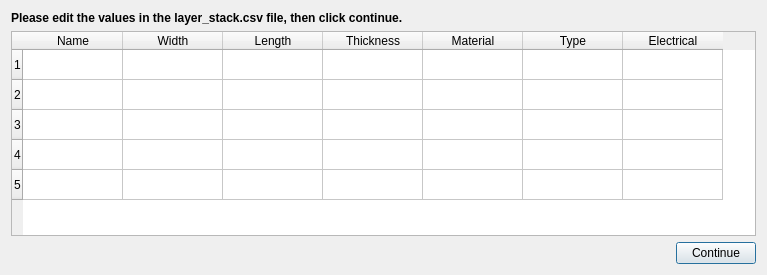
Old version of the form NEW_UI/ui/layerStack.ui in the repository e3da/PowerSynth2-core.
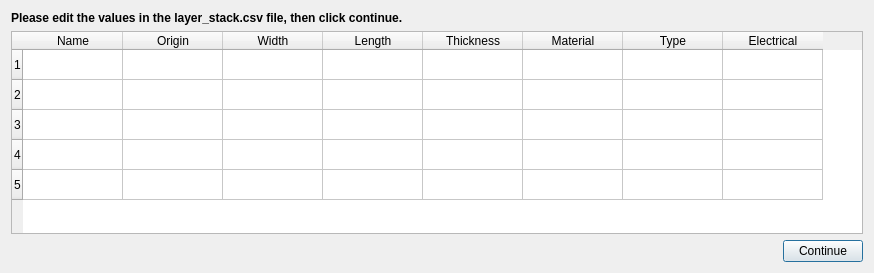
New version of the form.

```diff
--- a/NEW_UI/ui/layerStack.ui
+++ b/NEW_UI/ui/layerStack.ui
@@ -6,8 +6,8 @@
    <rect>
     <x>0</x>
     <y>0</y>
-    <width>767</width>
-    <height>275</height>
+    <width>874</width>
+    <height>273</height>
    </rect>
   </property>
   <property name="windowTitle">
@@ -53,6 +53,11 @@
        <string>Name</string>
       </property>
      </column>
+     <column>
+      <property name="text">
+       <string>Origin</string>
+      </property>
+     </column>
      <column>
       <property name="text">
        <string>Width</string>
```
